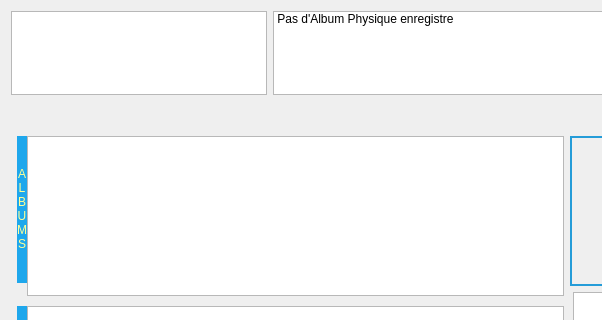
Qt form projet-musique/core/ongletphys.ui (toopoormaghell/projet-musique) before a commit; both pictures show x 0 to 602 and y 0 to 320 of the 1037 by 817 pixel window.
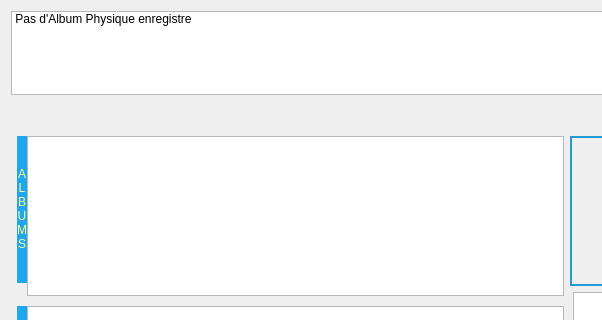
The same form after that commit.

Commit message: Effacement de la section Categories dans l'onglet Phys.

The edit to the form file:
```diff
--- a/projet-musique/core/ongletphys.ui
+++ b/projet-musique/core/ongletphys.ui
@@ -19,39 +19,6 @@
   <layout class="QGridLayout" name="gridLayout">
    <item row="0" column="0" colspan="3">
     <layout class="QHBoxLayout" name="horizontalLayout">
-     <item alignment="Qt::AlignLeft|Qt::AlignTop">
-      <widget class="QListWidget" name="Categories">
-       <property name="maximumSize">
-        <size>
-         <width>16777215</width>
-         <height>140</height>
-        </size>
-       </property>
-       <property name="font">
-        <font>
-         <family>Myriad Pro</family>
-         <pointsize>11</pointsize>
-         <weight>50</weight>
-         <bold>false</bold>
-        </font>
-       </property>
-       <property name="layoutDirection">
-        <enum>Qt::LeftToRight</enum>
-       </property>
-       <property name="iconSize">
-        <size>
-         <width>50</width>
-         <height>100</height>
-        </size>
-       </property>
-       <property name="flow">
-        <enum>QListView::TopToBottom</enum>
-       </property>
-       <property name="viewMode">
-        <enum>QListView::IconMode</enum>
-       </property>
-      </widget>
-     </item>
      <item alignment="Qt::AlignTop">
       <widget class="QListWidget" name="Artistes">
        <property name="maximumSize">
```
The commit also changes 3 other files.
